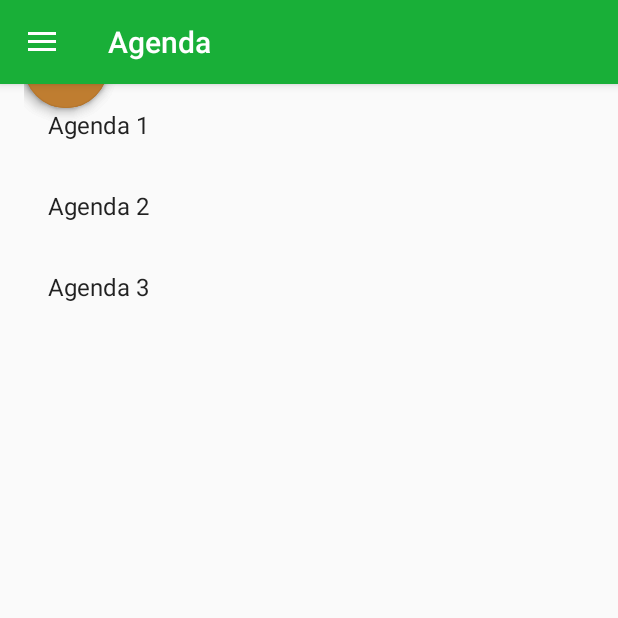
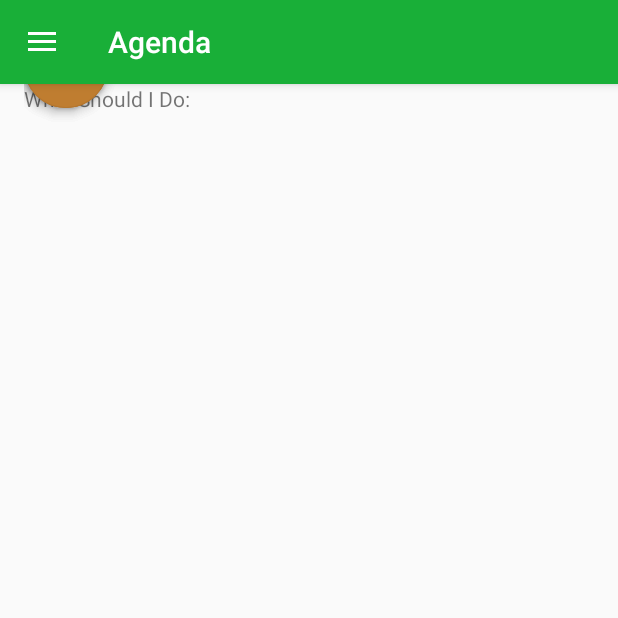
Before and after one commit to ugikmat/Col-LAB, an Android app: the screen it shows after launch once a user with an empty profile is signed in (MainActivity), after a tap on "My Agenda", on a phone screen of 412 x 824 dp, the top half of it. Run offline under Robolectric (Android 15) with nearby library versions, the phone set to English and light mode, and no system bars; our stand-ins replace Firebase (no records; nobody signed in at launch, a user with empty details on screens opened directly); libraries missing offline, so code that uses them is left out: com.robertlevonyan.views; plain views replace FloatingActionButton, FloatingLayout; 5 statements that could not run were skipped; 1 other tap on this screen came first.

Commit message:
Update Layout

```diff
--- a/app/src/main/java/id/poros/filkom/col_lab/AgendaFragment.java
+++ b/app/src/main/java/id/poros/filkom/col_lab/AgendaFragment.java
@@ -12,10 +12,8 @@ import android.view.View;
 import android.view.ViewGroup;
 
 import id.poros.filkom.col_lab.adapter.AgendaRecyclerViewAdapter;
-import id.poros.filkom.col_lab.adapter.MyOrgRecyclerViewAdapter;
-import id.poros.filkom.col_lab.inter.OnFragmentInteractionListener;
+import id.poros.filkom.col_lab.Interface.OnFragmentInteractionListener;
 import id.poros.filkom.col_lab.model.AgendaContent;
-import id.poros.filkom.col_lab.model.OrganizationContent;
 
 
 /**
--- a/app/src/main/java/id/poros/filkom/col_lab/EventFragment.java
+++ b/app/src/main/java/id/poros/filkom/col_lab/EventFragment.java
@@ -11,10 +11,8 @@ import android.view.View;
 import android.view.ViewGroup;
 
 import id.poros.filkom.col_lab.adapter.EventRecyclerViewAdapter;
-import id.poros.filkom.col_lab.adapter.MyOrgRecyclerViewAdapter;
-import id.poros.filkom.col_lab.inter.OnFragmentInteractionListener;
+import id.poros.filkom.col_lab.Interface.OnFragmentInteractionListener;
 import id.poros.filkom.col_lab.model.EventContent;
-import id.poros.filkom.col_lab.model.OrganizationContent;
 
 
 public class EventFragment extends Fragment {
--- a/app/src/main/java/id/poros/filkom/col_lab/inter/OnFragmentInteractionListener.java
+++ b/app/src/main/java/id/poros/filkom/col_lab/Interface/OnFragmentInteractionListener.java
@@ -1,4 +1,4 @@
-package id.poros.filkom.col_lab.inter;
+package id.poros.filkom.col_lab.Interface;
 
 import id.poros.filkom.col_lab.model.AgendaContent;
 import id.poros.filkom.col_lab.model.EventContent;
--- a/app/src/main/java/id/poros/filkom/col_lab/MainActivity.java
+++ b/app/src/main/java/id/poros/filkom/col_lab/MainActivity.java
@@ -5,7 +5,6 @@ import android.os.Bundle;
 import android.os.PersistableBundle;
 import android.support.v4.app.Fragment;
 import android.support.v4.app.FragmentTransaction;
-import android.view.View;
 import android.support.design.widget.NavigationView;
 import android.support.v4.view.GravityCompat;
 import android.support.v4.widget.DrawerLayout;
@@ -18,7 +17,7 @@ import android.widget.Toast;
 import com.google.firebase.auth.FirebaseAuth;
 import com.robertlevonyan.views.customfloatingactionbutton.FloatingLayout;
 
-import id.poros.filkom.col_lab.inter.OnFragmentInteractionListener;
+import id.poros.filkom.col_lab.Interface.OnFragmentInteractionListener;
 import id.poros.filkom.col_lab.model.AgendaContent;
 import id.poros.filkom.col_lab.model.EventContent;
 import id.poros.filkom.col_lab.model.OrganizationContent;
--- a/app/src/main/java/id/poros/filkom/col_lab/OrgFragment.java
+++ b/app/src/main/java/id/poros/filkom/col_lab/OrgFragment.java
@@ -11,7 +11,7 @@ import android.view.View;
 import android.view.ViewGroup;
 
 import id.poros.filkom.col_lab.adapter.MyOrgRecyclerViewAdapter;
-import id.poros.filkom.col_lab.inter.OnFragmentInteractionListener;
+import id.poros.filkom.col_lab.Interface.OnFragmentInteractionListener;
 import id.poros.filkom.col_lab.model.OrganizationContent;
 
 /**
--- a/app/src/main/java/id/poros/filkom/col_lab/adapter/AgendaRecyclerViewAdapter.java
+++ b/app/src/main/java/id/poros/filkom/col_lab/adapter/AgendaRecyclerViewAdapter.java
@@ -9,7 +9,7 @@ import android.widget.TextView;
 import java.util.List;
 
 import id.poros.filkom.col_lab.R;
-import id.poros.filkom.col_lab.inter.OnFragmentInteractionListener;
+import id.poros.filkom.col_lab.Interface.OnFragmentInteractionListener;
 import id.poros.filkom.col_lab.model.AgendaContent.AgendaItem;
 
 public class AgendaRecyclerViewAdapter extends RecyclerView.Adapter<AgendaRecyclerViewAdapter.ViewHolder> {
--- a/app/src/main/java/id/poros/filkom/col_lab/adapter/EventRecyclerViewAdapter.java
+++ b/app/src/main/java/id/poros/filkom/col_lab/adapter/EventRecyclerViewAdapter.java
@@ -9,7 +9,7 @@ import android.widget.TextView;
 import java.util.List;
 
 import id.poros.filkom.col_lab.R;
-import id.poros.filkom.col_lab.inter.OnFragmentInteractionListener;
+import id.poros.filkom.col_lab.Interface.OnFragmentInteractionListener;
 import id.poros.filkom.col_lab.model.EventContent.EventItem;
 
 public class EventRecyclerViewAdapter extends RecyclerView.Adapter<EventRecyclerViewAdapter.ViewHolder> {
--- a/app/src/main/java/id/poros/filkom/col_lab/adapter/MyOrgRecyclerViewAdapter.java
+++ b/app/src/main/java/id/poros/filkom/col_lab/adapter/MyOrgRecyclerViewAdapter.java
@@ -8,7 +8,7 @@ import android.widget.TextView;
 
 
 import id.poros.filkom.col_lab.R;
-import id.poros.filkom.col_lab.inter.OnFragmentInteractionListener;
+import id.poros.filkom.col_lab.Interface.OnFragmentInteractionListener;
 import id.poros.filkom.col_lab.model.OrganizationContent.OrganizationItem;
 
 import java.util.List;
--- a/app/src/main/res/layout/fragment_agenda.xml
+++ b/app/src/main/res/layout/fragment_agenda.xml
@@ -1,13 +1,35 @@
 <?xml version="1.0" encoding="utf-8"?>
-<android.support.v7.widget.RecyclerView xmlns:android="http://schemas.android.com/apk/res/android"
+<android.support.constraint.ConstraintLayout
+    xmlns:android="http://schemas.android.com/apk/res/android"
     xmlns:app="http://schemas.android.com/apk/res-auto"
     xmlns:tools="http://schemas.android.com/tools"
-    android:id="@+id/list"
     android:name="id.poros.filkom.col_lab.AgendaFragment"
     android:layout_width="match_parent"
     android:layout_height="match_parent"
     android:layout_marginLeft="16dp"
     android:layout_marginRight="16dp"
-    app:layoutManager="LinearLayoutManager"
-    tools:context=".AgendaFragment"
-    tools:listitem="@layout/fragment_org" />
+    tools:context=".AgendaFragment">
+
+    <TextView
+        android:id="@+id/agenda_text"
+        android:layout_width="match_parent"
+        android:layout_height="wrap_content"
+        android:text="What Should I Do:"
+        app:layout_constraintLeft_toLeftOf="parent"
+        app:layout_constraintTop_toTopOf="parent"
+        style="@style/TextAppearance.AppCompat.Small"/>
+
+    <android.support.v7.widget.RecyclerView
+        android:id="@+id/list"
+        android:layout_width="0dp"
+        android:layout_height="match_parent"
+        android:layout_marginLeft="16dp"
+        android:layout_marginRight="16dp"
+        app:layout_constraintLeft_toLeftOf="parent"
+        app:layout_constraintRight_toRightOf="parent"
+        app:layout_constraintTop_toBottomOf="@id/agenda_text"
+        app:layout_constraintBottom_toBottomOf="parent"
+        app:layoutManager="LinearLayoutManager"
+        tools:listitem="@layout/fragment_org" />
+
+</android.support.constraint.ConstraintLayout>
--- a/app/src/main/res/menu/activity_main_drawer.xml
+++ b/app/src/main/res/menu/activity_main_drawer.xml
@@ -24,7 +24,7 @@
             <item
                 android:id="@+id/nav_profile"
                 android:icon="@drawable/ic_person_black_24dp"
-                android:title="profile" />
+                android:title="My Profile" />
             <item
                 android:id="@+id/nav_feedback"
                 android:icon="@drawable/ic_feedback"
```
